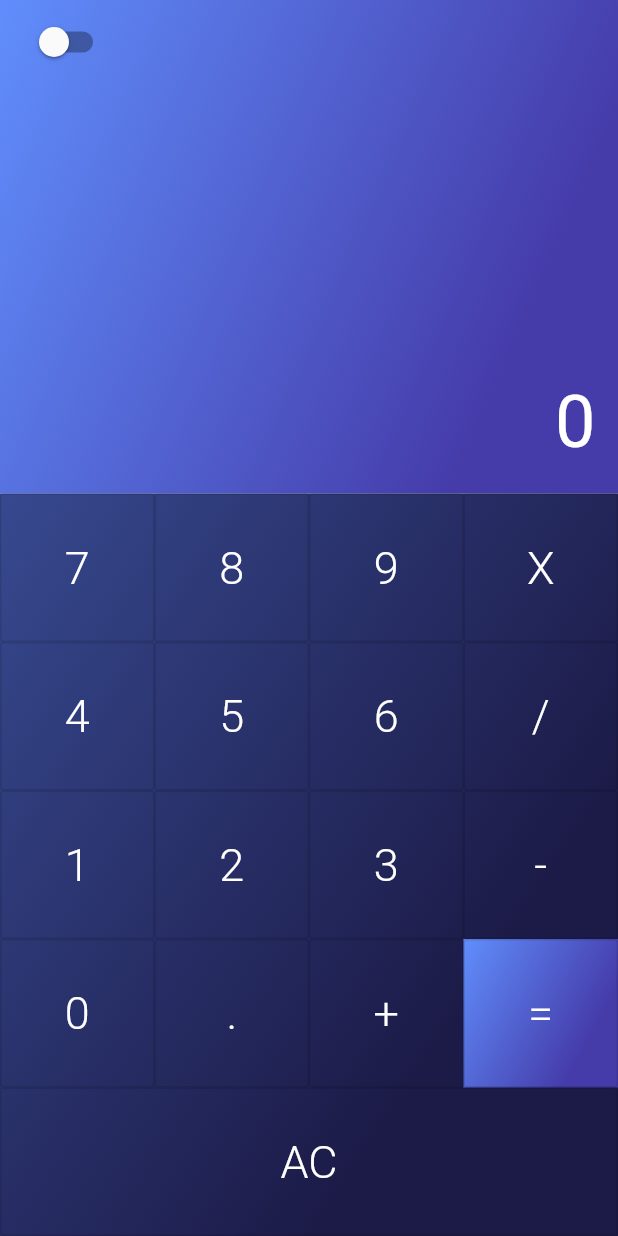
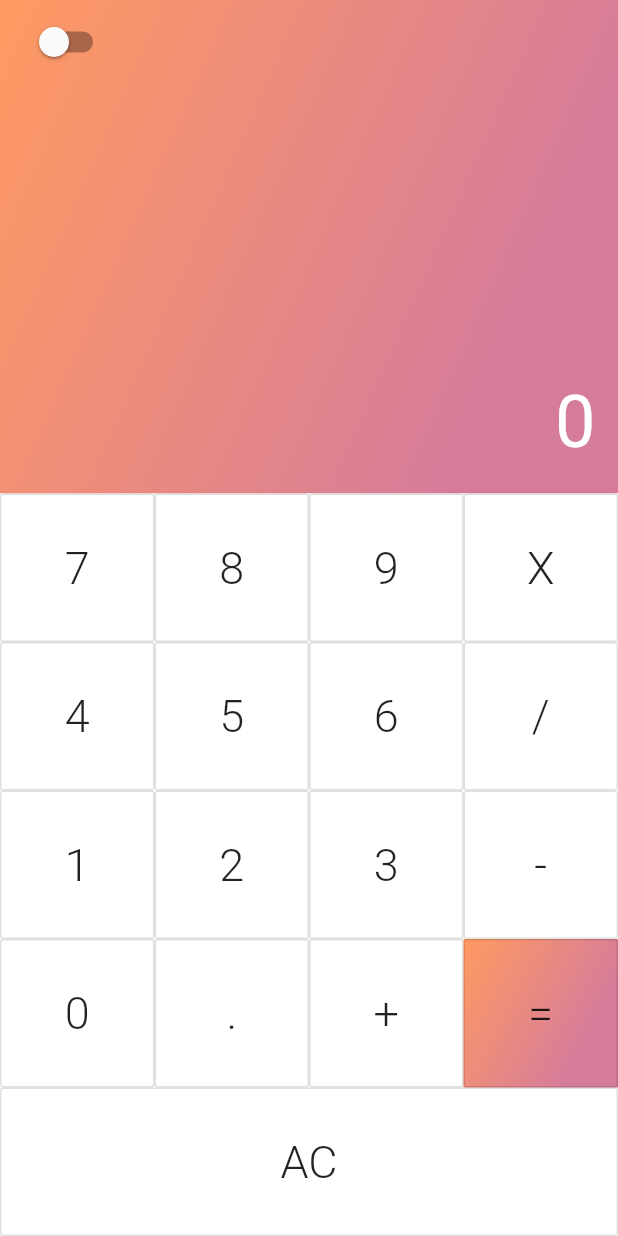
Before and after one commit to h-humpty/Calculator-WithFlutter, a Flutter app: the screen it shows after launch, on a phone screen of 412 x 824 dp. Run offline on Flutter 3.47's test engine with Material 2 defaults, Android fonts, the phone set to English and light mode, and no system bars; our stand-ins replace dynamic_theme.

Commit message:
Was over complicating themes, imported dynamic_theme instead

```diff
--- a/lib/main.dart
+++ b/lib/main.dart
@@ -1,4 +1,5 @@
 import 'package:flutter/material.dart';
+import 'package:dynamic_theme/dynamic_theme.dart';
 
 void main() => runApp(new MyApp());
 
@@ -10,24 +11,22 @@ class MyApp extends StatefulWidget {
 }
 
 class _MyAppState extends State<MyApp> {
-  ThemeData _darkTheme = ThemeData(
-    accentColor: Colors.red,
-    brightness: Brightness.dark,
-    primaryColor: Colors.amber,
-  );
-
-  ThemeData _lightTheme = ThemeData(
-      accentColor: Colors.pink,
-      brightness: Brightness.light,
-      primaryColor: Colors.blue);
-
   @override
   Widget build(BuildContext context) {
-    return new MaterialApp(
-      title: 'Flutter Calculator',
+    return DynamicTheme(
+        defaultBrightness: Brightness.light,
+        data: (brightness) => ThemeData(
+              primarySwatch: Colors.indigo,
+              brightness: brightness,
+            ),
+        themedWidgetBuilder: (context, theme) {
+          return MaterialApp(
+            debugShowCheckedModeBanner: false,
+            title: 'Exam Prep',
+            theme: theme,
             home: new MyHomePage(title: 'Flutter Calculator'),
-      debugShowCheckedModeBanner: false,
           );
+        });
   }
 }
 
@@ -44,6 +43,17 @@ class _MyHomePageState extends State<MyHomePage> {
   double num1 = 0.0;
   double num2 = 0.0;
   String operand = "";
+
+  void themeSwitch(context, value) {
+    DynamicTheme.of(context).setBrightness(
+        Theme.of(context).brightness == Brightness.dark
+            ? Brightness.light
+            : Brightness.dark);
+    setState(() {
+      isSwitched = value;
+      print(isSwitched);
+    });
+  }
 
   buttonPressed(String buttonText) {
     if (buttonText == "AC") {
@@ -97,13 +107,6 @@ class _MyHomePageState extends State<MyHomePage> {
     });
   }
 
-  toggleTheme(value) {
-    setState(() {
-      isSwitched = value;
-      print(isSwitched);
-    });
-  }
-
   Widget calculatorButton(String buttonText) {
     return new Expanded(
       child: new OutlineButton(
@@ -116,7 +119,6 @@ class _MyHomePageState extends State<MyHomePage> {
           style: TextStyle(
             fontSize: 30.0,
             fontWeight: FontWeight.w300,
-            color: Colors.white,
           ),
         ),
         onPressed: () => buttonPressed(buttonText),
@@ -128,13 +130,23 @@ class _MyHomePageState extends State<MyHomePage> {
     return new Expanded(
       child: Container(
         decoration: BoxDecoration(
-          gradient: LinearGradient(
+          gradient: Theme.of(context).brightness == Brightness.dark
+              ? LinearGradient(
                   begin: Alignment.topLeft,
                   end: Alignment(
                       0.8, 0.0), // 10% of the width, so there are ten blinds.
                   colors: [
                     const Color(0xFF608efc),
                     const Color(0xFF453caa)
+                  ], // whitish to gray
+                )
+              : LinearGradient(
+                  begin: Alignment.topLeft,
+                  end: Alignment(
+                      0.8, 0.0), // 10% of the width, so there are ten blinds.
+                  colors: [
+                    const Color(0xFFff9a61),
+                    const Color(0xFFd67c9b)
                   ], // whitish to gray
                 ),
         ),
@@ -148,7 +160,6 @@ class _MyHomePageState extends State<MyHomePage> {
             style: TextStyle(
               fontSize: 30.0,
               fontWeight: FontWeight.w300,
-              color: Colors.white,
             ),
           ),
           onPressed: () => buttonPressed("="),
@@ -166,7 +177,7 @@ class _MyHomePageState extends State<MyHomePage> {
           elevation: 0,
           title: new Switch(
             value: isSwitched,
-            onChanged: (value) => toggleTheme(value),
+            onChanged: (value) => themeSwitch(context, value),
             activeTrackColor: Colors.white54,
             activeColor: Colors.white,
           ),
@@ -177,13 +188,23 @@ class _MyHomePageState extends State<MyHomePage> {
             new Expanded(
               child: new Container(
                   decoration: BoxDecoration(
-                    gradient: LinearGradient(
+                    gradient: Theme.of(context).brightness == Brightness.dark
+                        ? LinearGradient(
                             begin: Alignment.topLeft,
                             end: Alignment(0.8,
                                 0.0), // 10% of the width, so there are ten blinds.
                             colors: [
                               const Color(0xFF608efc),
                               const Color(0xFF453caa)
+                            ], // whitish to gray
+                          )
+                        : LinearGradient(
+                            begin: Alignment.topLeft,
+                            end: Alignment(0.8,
+                                0.0), // 10% of the width, so there are ten blinds.
+                            colors: [
+                              const Color(0xFFff9a61),
+                              const Color(0xFFd67c9b)
                             ], // whitish to gray
                           ),
                   ),
@@ -199,13 +220,23 @@ class _MyHomePageState extends State<MyHomePage> {
             ),
             new Container(
                 decoration: BoxDecoration(
-                  gradient: LinearGradient(
+                  gradient: Theme.of(context).brightness == Brightness.dark
+                      ? LinearGradient(
                           begin: Alignment.topLeft,
-                    end: Alignment(
-                        0.8, 0.0), // 10% of the width, so there are ten blinds.
+                          end: Alignment(0.8,
+                              0.0), // 10% of the width, so there are ten blinds.
                           colors: [
                             const Color(0xFF37498f),
                             const Color(0xFF1c1b48)
+                          ], // whitish to gray
+                        )
+                      : LinearGradient(
+                          begin: Alignment.topLeft,
+                          end: Alignment(0.8,
+                              0.0), // 10% of the width, so there are ten blinds.
+                          colors: [
+                            const Color(0xFFFFFFFF),
+                            const Color(0xFFFFFFFF)
                           ], // whitish to gray
                         ),
                 ),
--- a/pubspec.yaml
+++ b/pubspec.yaml
@@ -23,9 +23,7 @@ environment:
 dependencies:
   flutter:
     sdk: flutter
-  shared_preferences:
-  url_launcher: ^5.0.2
-  fluttertoast: ^3.0.3
+  dynamic_theme: ^1.0.1
 
 
   # The following adds the Cupertino Icons font to your application.
```
Also changed, not shown: 2 other files. Lines whose indentation alone changed are shown as unchanged.
